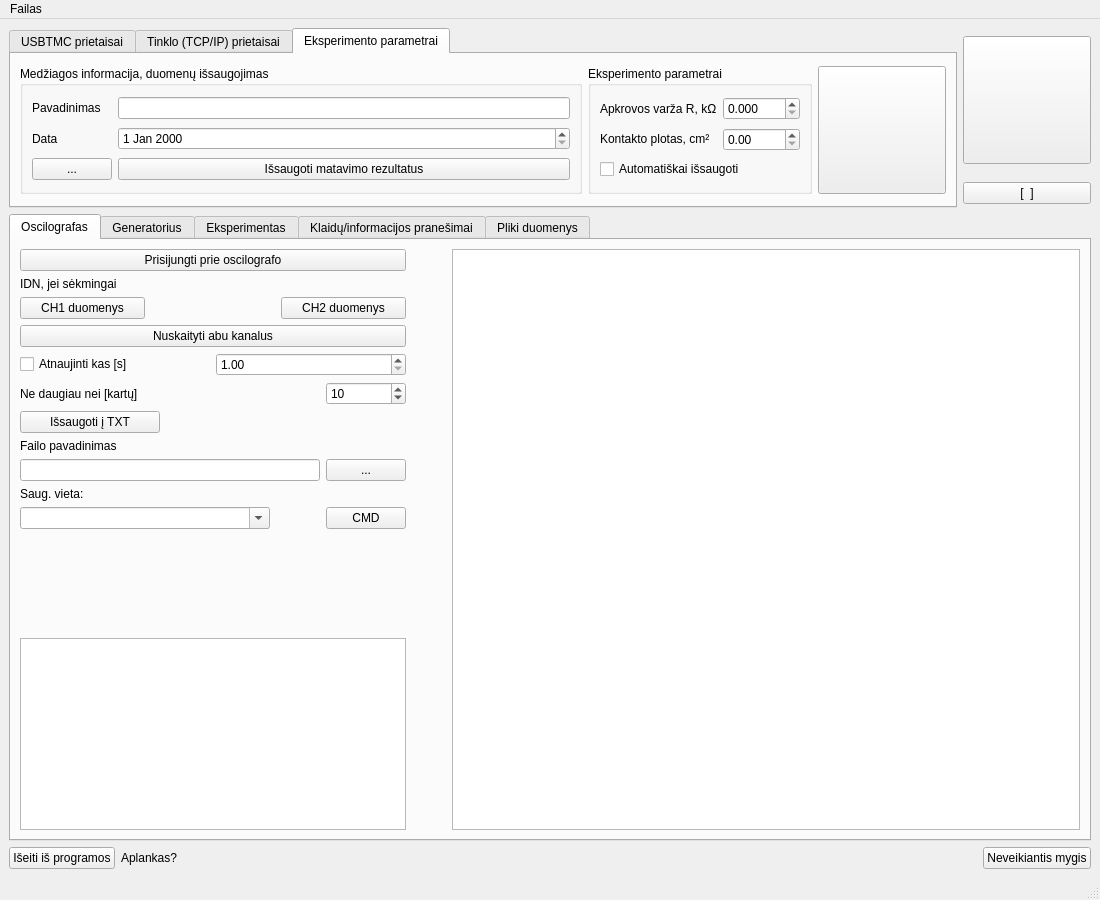
Before: the Qt Designer form UIfiles/GUIThread.ui in userIsTaken/TryUSB, drawn with Qt 5.
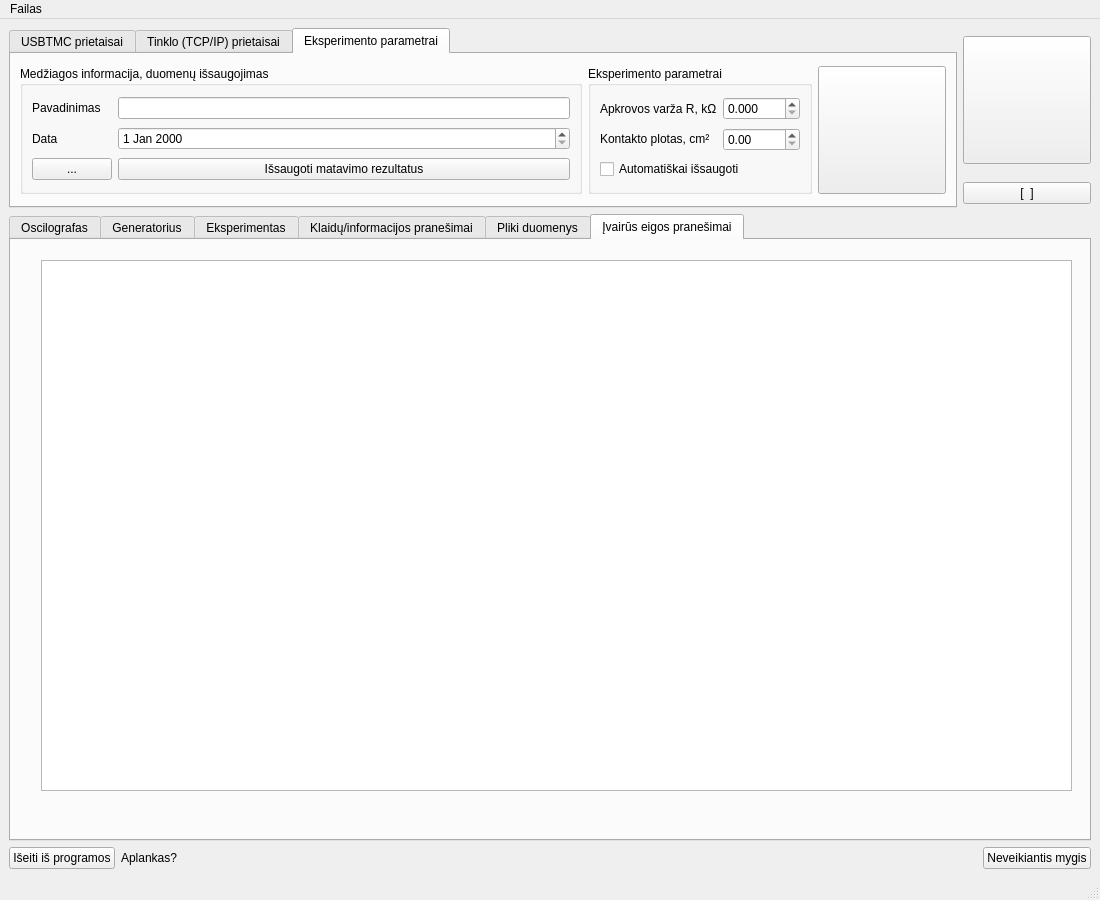
After: the same form once the commit is applied. The open tabs and pages were chosen to show the change. Icons and pictures are not drawn. Custom widgets are drawn as their Qt base class.

Commit message: Ability to save data from oscilloscope into CSV data

What changed in the file:
```diff
--- a/UIfiles/GUIThread.ui
+++ b/UIfiles/GUIThread.ui
@@ -1777,6 +1777,21 @@
         </item>
        </layout>
       </widget>
+      <widget class="QWidget" name="variousOutputTabPage">
+       <attribute name="title">
+        <string>Įvairūs eigos pranešimai</string>
+       </attribute>
+       <widget class="QPlainTextEdit" name="variousOutputField">
+        <property name="geometry">
+         <rect>
+          <x>30</x>
+          <y>20</y>
+          <width>1031</width>
+          <height>531</height>
+         </rect>
+        </property>
+       </widget>
+      </widget>
      </widget>
     </item>
     <item row="2" column="0">
```
Left out of the diff: 2 changed lines with no effect on the pictures. The commit also changes 2 other files.
